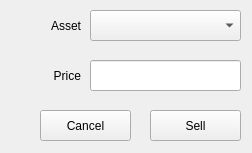
First picture: the form in guis/sell_asset.ui, repository Rightside-Two-0/Rightside_Two.0, before the edit.
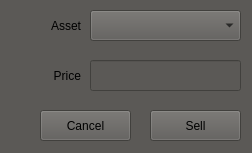
Second picture: the form after the edit.

The edit to the form file:
```diff
--- a/guis/sell_asset.ui
+++ b/guis/sell_asset.ui
@@ -13,6 +13,9 @@
   <property name="windowTitle">
    <string>Form</string>
   </property>
+  <property name="styleSheet">
+   <string notr="true">background-color: #5B5956;</string>
+  </property>
   <widget class="QComboBox" name="asset_combobox">
    <property name="geometry">
     <rect>
```
